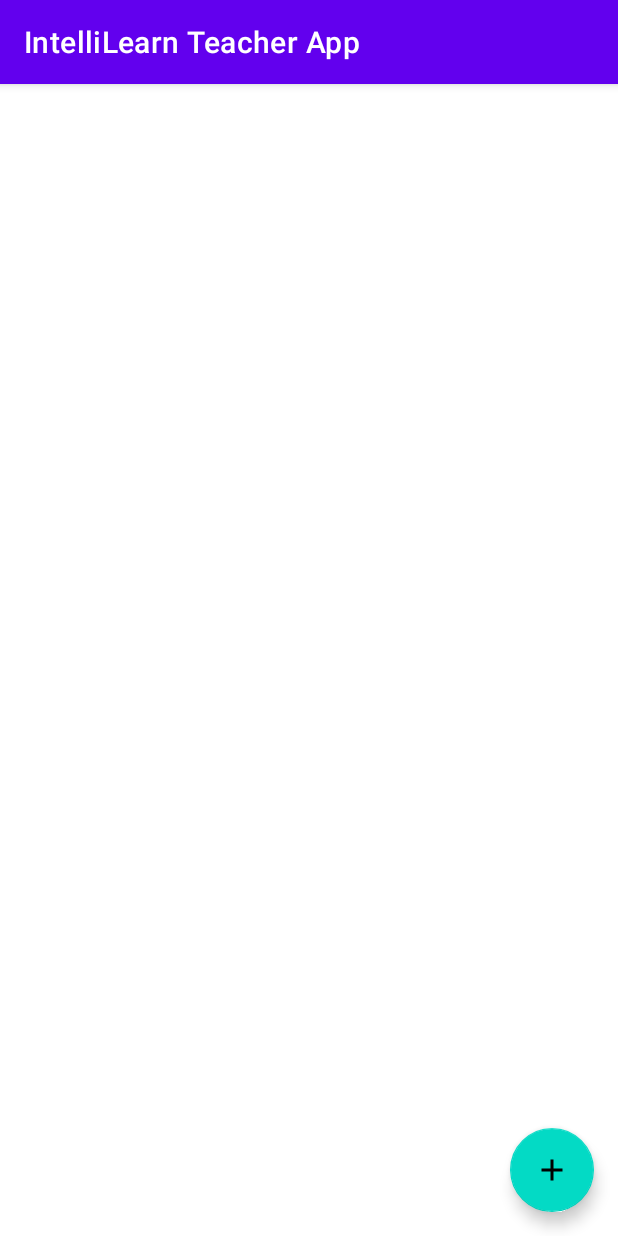
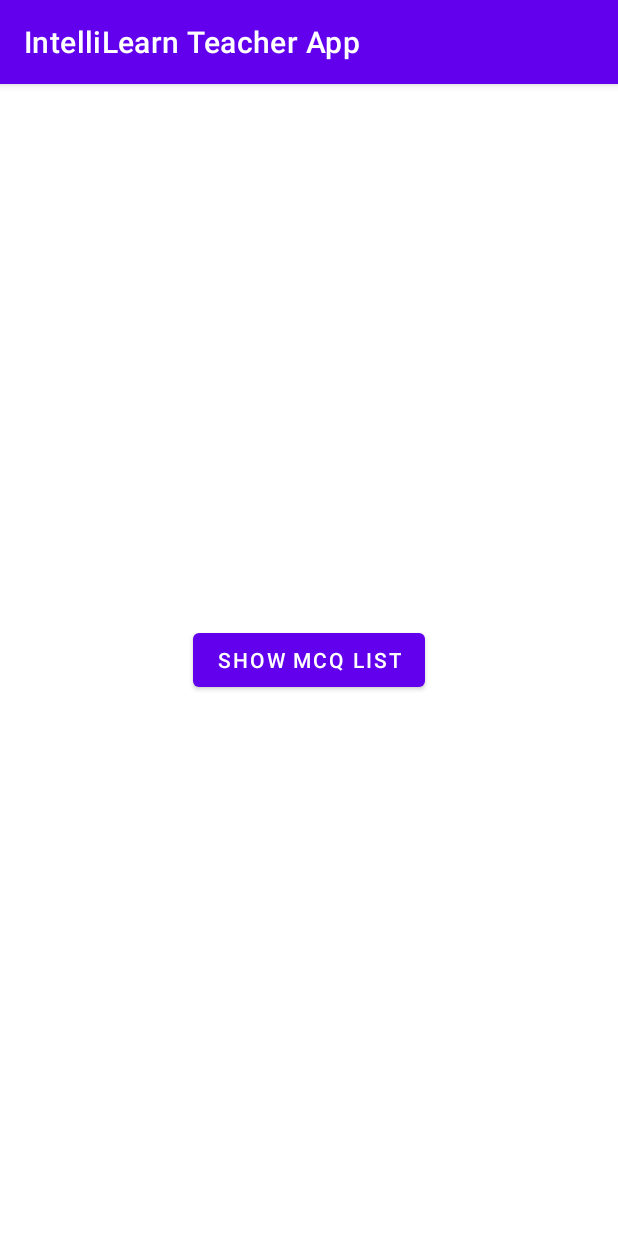
Before and after one commit to sxhkhsm/ILStudentApp, an Android app: the screen it shows after launch (MainActivity before the commit, NavigationScreenActivity after it), on a phone screen of 412 x 824 dp. Run offline under Robolectric (Android 15) with nearby library versions, the phone set to English and light mode, and no system bars.

Commit message:
Added Menu Screen.

```diff
--- /dev/null
+++ b/app/src/main/java/com/example/intellilearnteacherapp/NavigationScreenActivity.kt
@@ -0,0 +1,21 @@
+package com.example.intellilearnteacherapp
+
+import android.content.Intent
+import androidx.appcompat.app.AppCompatActivity
+import android.os.Bundle
+import kotlinx.android.synthetic.main.activity_navigation_screen.*
+
+class NavigationScreenActivity : AppCompatActivity() {
+    override fun onCreate(savedInstanceState: Bundle?) {
+        super.onCreate(savedInstanceState)
+        setContentView(R.layout.activity_navigation_screen)
+
+        btnShowMcqList.setOnClickListener(){
+
+            val intent = Intent(this, MainActivity::class.java)
+            startActivity(intent)
+
+        }
+
+    }
+}
--- /dev/null
+++ b/app/src/main/res/layout/activity_navigation_screen.xml
@@ -0,0 +1,19 @@
+<?xml version="1.0" encoding="utf-8"?>
+<androidx.constraintlayout.widget.ConstraintLayout xmlns:android="http://schemas.android.com/apk/res/android"
+    xmlns:app="http://schemas.android.com/apk/res-auto"
+    xmlns:tools="http://schemas.android.com/tools"
+    android:layout_width="match_parent"
+    android:layout_height="match_parent"
+    tools:context=".NavigationScreenActivity">
+
+    <Button
+        android:id="@+id/btnShowMcqList"
+        android:layout_width="wrap_content"
+        android:layout_height="wrap_content"
+        android:text="Show MCQ List"
+        app:layout_constraintBottom_toBottomOf="parent"
+        app:layout_constraintEnd_toEndOf="parent"
+        app:layout_constraintStart_toStartOf="parent"
+        app:layout_constraintTop_toTopOf="parent" />
+
+</androidx.constraintlayout.widget.ConstraintLayout>
```
Also changed, not shown: app/src/main/AndroidManifest.xml (+17 -6 lines), app/src/main/java/com/example/intellilearnteacherapp/MainActivity.kt (+49 -10 lines), app/src/main/res/layout/activity_main.xml (+12 -0 lines).
